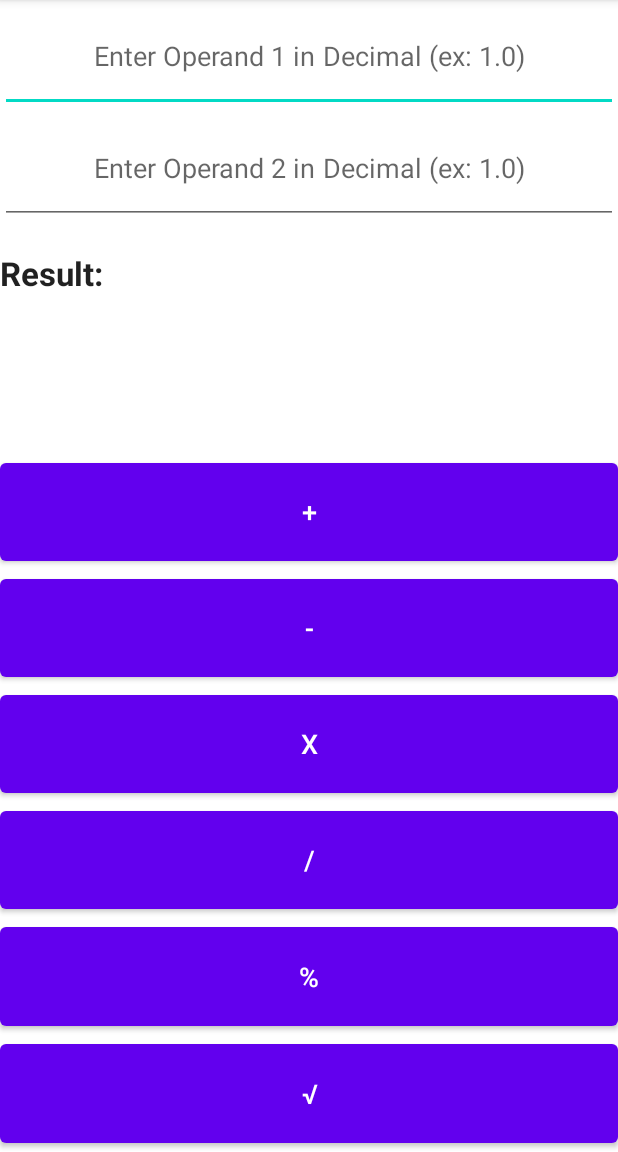
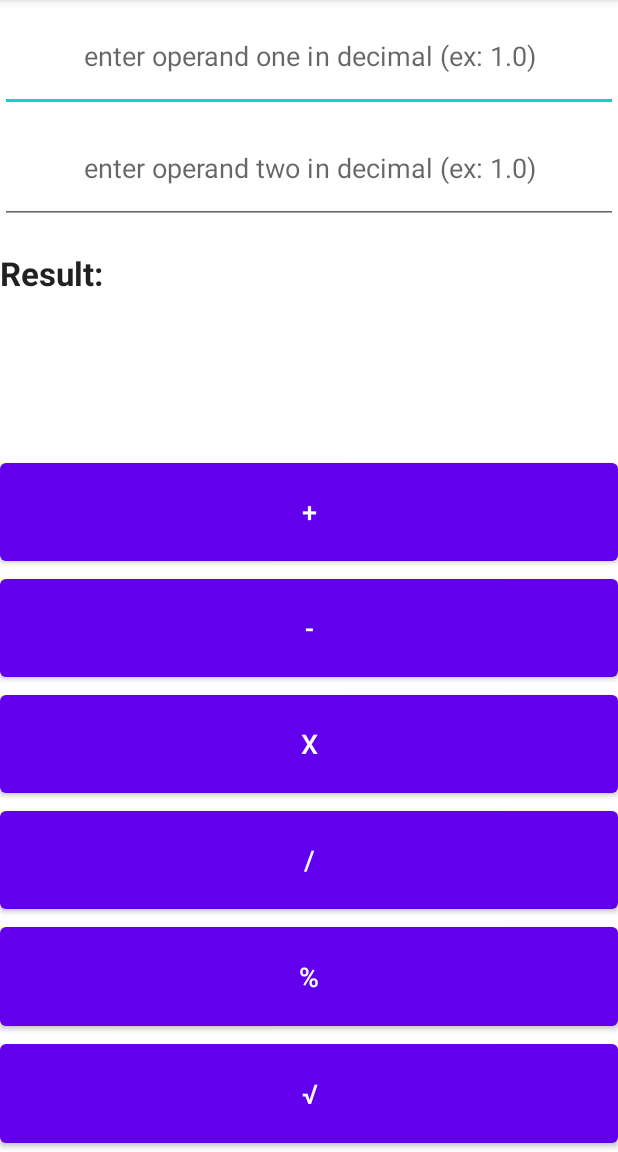
Before and after one commit to tiffanishilts/ECE558-Project-Basic-Calculator-Android-App, an Android app: the screen it shows after launch (MainActivity), on a phone screen of 412 x 824 dp, the part 84-1236 px from its top. Run offline under Robolectric (Android 15) with nearby library versions, the phone set to English and light mode, and no system bars.

```diff
--- a/BasicCalc/app/src/main/res/values/strings.xml
+++ b/BasicCalc/app/src/main/res/values/strings.xml
@@ -1,7 +1,7 @@
 <resources>
     <string name="app_name">BasicCalc</string>
-    <string name="op1_hint">Enter Operand 1 in Decimal (ex: 1.0)</string>
-    <string name="op2_hint">Enter Operand 2 in Decimal (ex: 1.0)</string>
+    <string name="op1_hint">enter operand one in decimal (ex: 1.0)</string>
+    <string name="op2_hint">enter operand two in decimal (ex: 1.0)</string>
     <string name="result_label_text">Result:</string>
     <string name="calculated_value_label_text">Calculated Value</string>
     <string name="op_plus_text">+</string>
```
Also changed, not shown: BasicCalc/app/src/main/java/com/bignerdranch/android/basiccalc/MainActivity.java (+18 -8 lines), 3 other files.
